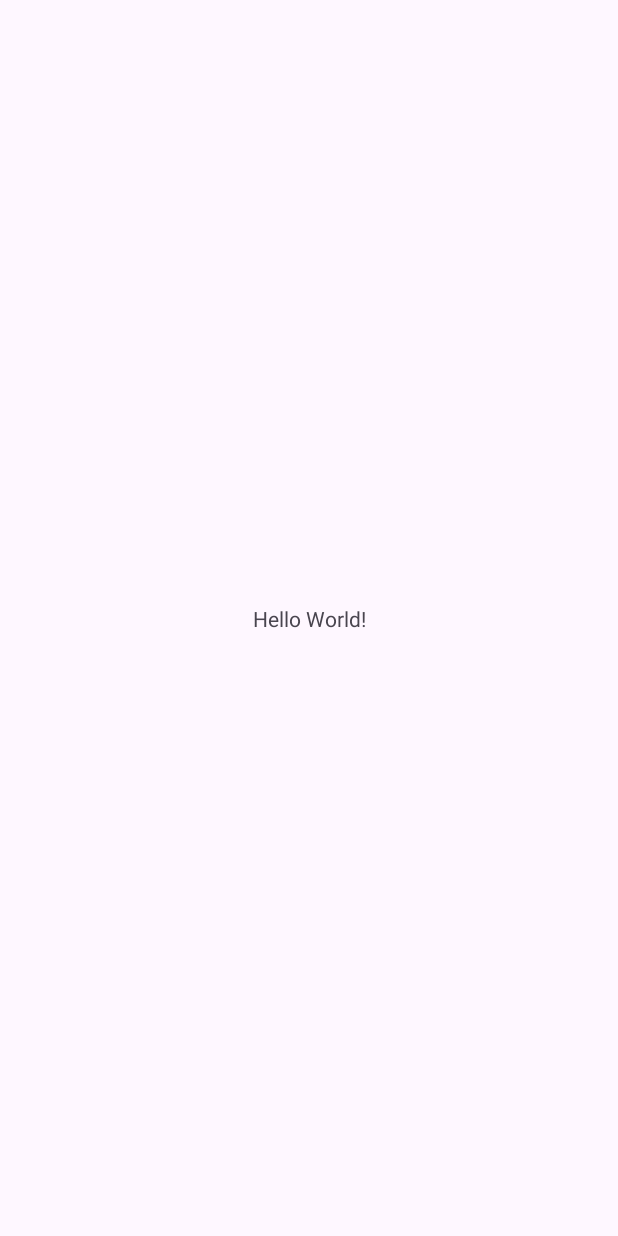
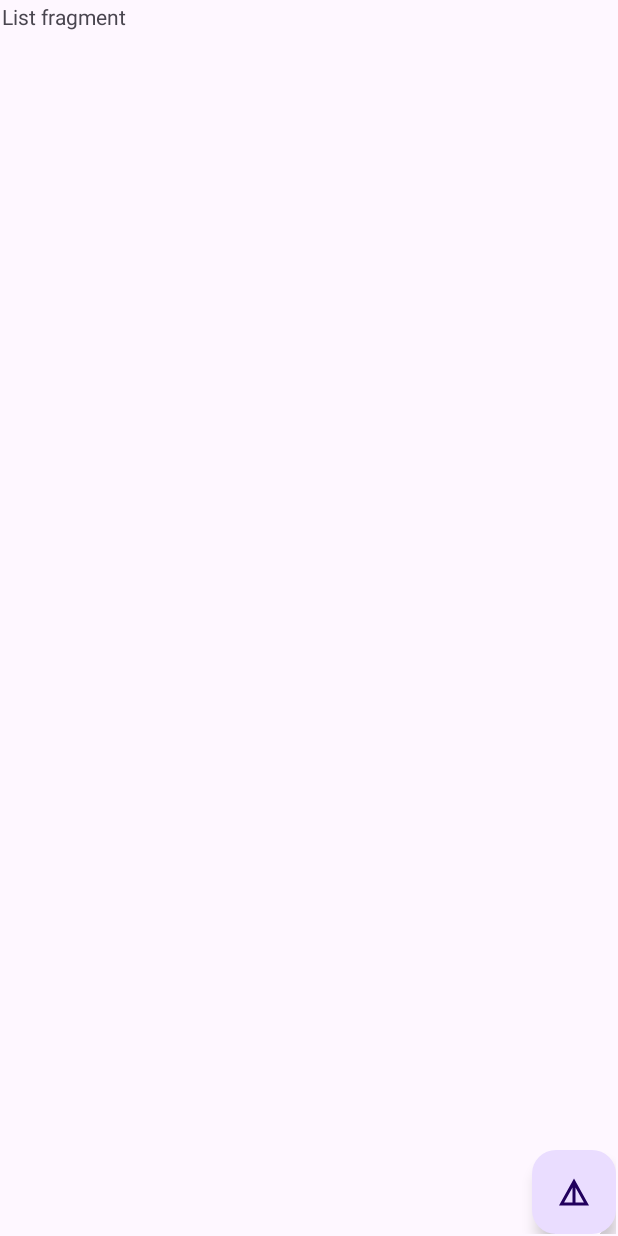
Before and after one commit to goyalp2/MyApplication, an Android app: the screen it shows after launch (MainActivity), on a phone screen of 412 x 824 dp. Before the commit the screen is almost empty. Run offline under Robolectric (Android 15) with nearby library versions, the phone set to English and light mode, and no system bars; 1 statement that could not run was skipped.

Commit message:
navigation dev - 1

```diff
--- a/app/src/main/java/com/example/myapplication/view/ListFragment.kt
+++ b/app/src/main/java/com/example/myapplication/view/ListFragment.kt
@@ -5,7 +5,9 @@ import androidx.fragment.app.Fragment
 import android.view.LayoutInflater
 import android.view.View
 import android.view.ViewGroup
+import androidx.navigation.Navigation
 import com.example.myapplication.R
+import kotlinx.android.synthetic.main.fragment_detail.buttonList
 
 class ListFragment : Fragment() {
 
@@ -15,4 +17,12 @@ class ListFragment : Fragment() {
     ): View? {
         return inflater.inflate(R.layout.fragment_list, container, false)
     }
+
+    override fun onViewCreated(view: View, savedInstanceState: Bundle?) {
+        super.onViewCreated(view, savedInstanceState)
+        buttonList.setOnClickListener {
+            val actions = ListFragmentDirections.actionDetail()
+            Navigation.findNavController(it).navigate(actions)
+        }
+    }
 }
--- /dev/null
+++ b/app/src/main/res/drawable/ic_details.xml
@@ -0,0 +1,5 @@
+<vector android:height="24dp" android:tint="#000000"
+    android:viewportHeight="24" android:viewportWidth="24"
+    android:width="24dp" xmlns:android="http://schemas.android.com/apk/res/android">
+    <path android:fillColor="@android:color/white" android:pathData="M12,3L2,21h20L12,3zM13,8.92L18.6,19H13V8.92zM11,8.92V19H5.4L11,8.92z"/>
+</vector>
--- /dev/null
+++ b/app/src/main/res/drawable/ic_list.xml
@@ -0,0 +1,5 @@
+<vector android:autoMirrored="true" android:height="24dp"
+    android:tint="#000000" android:viewportHeight="24"
+    android:viewportWidth="24" android:width="24dp" xmlns:android="http://schemas.android.com/apk/res/android">
+    <path android:fillColor="@android:color/white" android:pathData="M3,13h2v-2L3,11v2zM3,17h2v-2L3,15v2zM3,9h2L5,7L3,7v2zM7,13h14v-2L7,11v2zM7,17h14v-2L7,15v2zM7,7v2h14L21,7L7,7z"/>
+</vector>
--- a/app/src/main/res/layout/activity_main.xml
+++ b/app/src/main/res/layout/activity_main.xml
@@ -6,13 +6,19 @@
     android:layout_height="match_parent"
     tools:context=".view.MainActivity">
 
-    <TextView
-        android:layout_width="wrap_content"
-        android:layout_height="wrap_content"
-        android:text="Hello World!"
+    <androidx.fragment.app.FragmentContainerView
+        android:id="@+id/fragmentContainerView"
+        android:name="androidx.navigation.fragment.NavHostFragment"
+        android:layout_width="0dp"
+        android:layout_height="0dp"
+        android:layout_marginStart="1dp"
+        android:layout_marginTop="1dp"
+        android:layout_marginEnd="1dp"
+        android:layout_marginBottom="1dp"
+        app:defaultNavHost="true"
         app:layout_constraintBottom_toBottomOf="parent"
         app:layout_constraintEnd_toEndOf="parent"
         app:layout_constraintStart_toStartOf="parent"
-        app:layout_constraintTop_toTopOf="parent" />
-
+        app:layout_constraintTop_toTopOf="parent"
+        app:navGraph="@navigation/animal_nav" />
 </androidx.constraintlayout.widget.ConstraintLayout>
--- a/app/src/main/res/layout/fragment_list.xml
+++ b/app/src/main/res/layout/fragment_list.xml
@@ -1,14 +1,26 @@
 <?xml version="1.0" encoding="utf-8"?>
-<FrameLayout xmlns:android="http://schemas.android.com/apk/res/android"
+<androidx.constraintlayout.widget.ConstraintLayout
+    xmlns:android="http://schemas.android.com/apk/res/android"
+    xmlns:app="http://schemas.android.com/apk/res-auto"
     xmlns:tools="http://schemas.android.com/tools"
     android:layout_width="match_parent"
     android:layout_height="match_parent"
     tools:context=".view.ListFragment">
 
-    <!-- TODO: Update blank fragment layout -->
     <TextView
         android:layout_width="match_parent"
         android:layout_height="match_parent"
-        android:text="@string/hello_blank_fragment" />
+        android:text="List fragment"
+        tools:layout_editor_absoluteX="0dp"
+        tools:layout_editor_absoluteY="292dp" />
 
-</FrameLayout>
+    <com.google.android.material.floatingactionbutton.FloatingActionButton
+        android:id="@+id/buttonDetail"
+        android:layout_width="wrap_content"
+        android:layout_height="wrap_content"
+        android:clickable="true"
+        android:src="@drawable/ic_details"
+        app:layout_constraintBottom_toBottomOf="parent"
+        app:layout_constraintEnd_toEndOf="parent" />
+
+</androidx.constraintlayout.widget.ConstraintLayout>
--- /dev/null
+++ b/app/src/main/res/navigation/animal_nav.xml
@@ -0,0 +1,26 @@
+<?xml version="1.0" encoding="utf-8"?>
+<navigation xmlns:android="http://schemas.android.com/apk/res/android"
+    xmlns:app="http://schemas.android.com/apk/res-auto"
+    xmlns:tools="http://schemas.android.com/tools"
+    android:id="@+id/animal_nav"
+    app:startDestination="@id/listFragment">
+
+    <fragment
+        android:id="@+id/listFragment"
+        android:name="com.example.myapplication.view.ListFragment"
+        android:label="fragment_list"
+        tools:layout="@layout/fragment_list" >
+        <action
+            android:id="@+id/actionDetail"
+            app:destination="@id/detailFragment" />
+    </fragment>
+    <fragment
+        android:id="@+id/detailFragment"
+        android:name="com.example.myapplication.view.DetailFragment"
+        android:label="fragment_detail"
+        tools:layout="@layout/fragment_detail" >
+        <action
+            android:id="@+id/actionList"
+            app:destination="@id/listFragment" />
+    </fragment>
+</navigation>
--- a/settings.gradle.kts
+++ b/settings.gradle.kts
@@ -3,6 +3,7 @@ pluginManagement {
         google()
         mavenCentral()
         maven { setUrl("https://maven.appspector.com/artifactory/android-sdk") }
+        maven { setUrl ("https://jitpack.io") }
         gradlePluginPortal()
     }
 }
@@ -11,6 +12,7 @@ dependencyResolutionManagement {
     repositories {
         google()
         maven { setUrl("https://maven.appspector.com/artifactory/android-sdk") }
+        maven { setUrl ("https://jitpack.io") }
         mavenCentral()
     }
 }
```
Also changed, not shown: app/build.gradle.kts (+14 -11 lines), app/src/main/java/com/example/myapplication/view/DetailFragment.kt (+10 -0 lines), app/src/main/res/layout/fragment_detail.xml (+13 -4 lines), build.gradle.kts (+6 -6 lines), gradle/wrapper/gradle-wrapper.properties.
